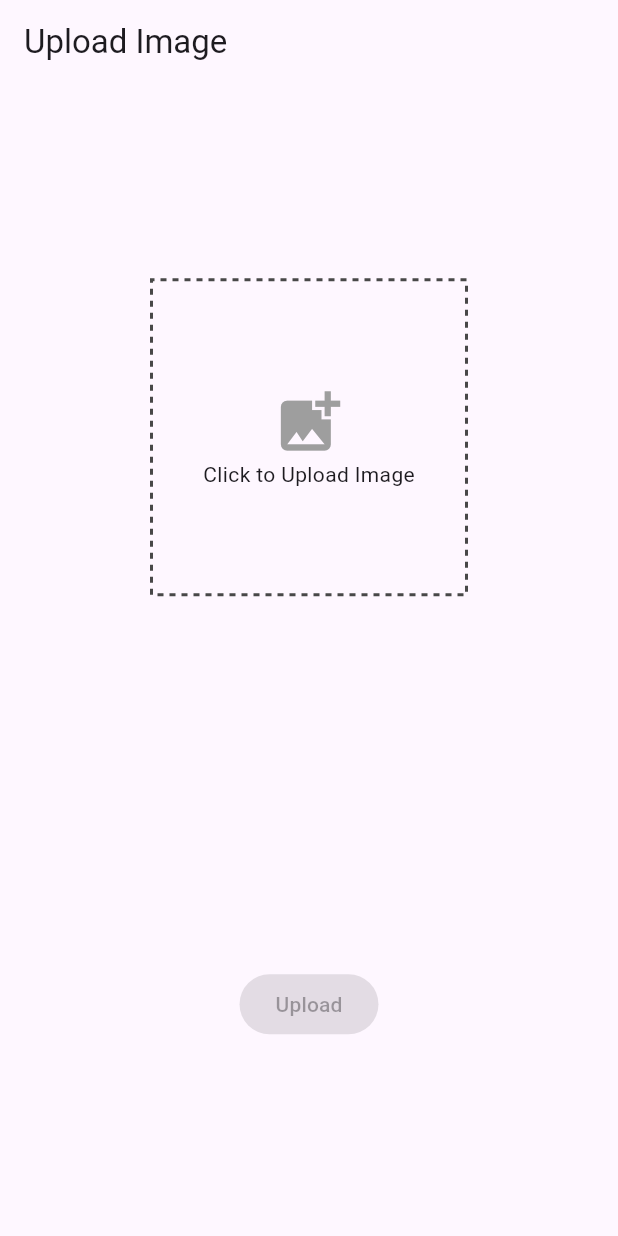
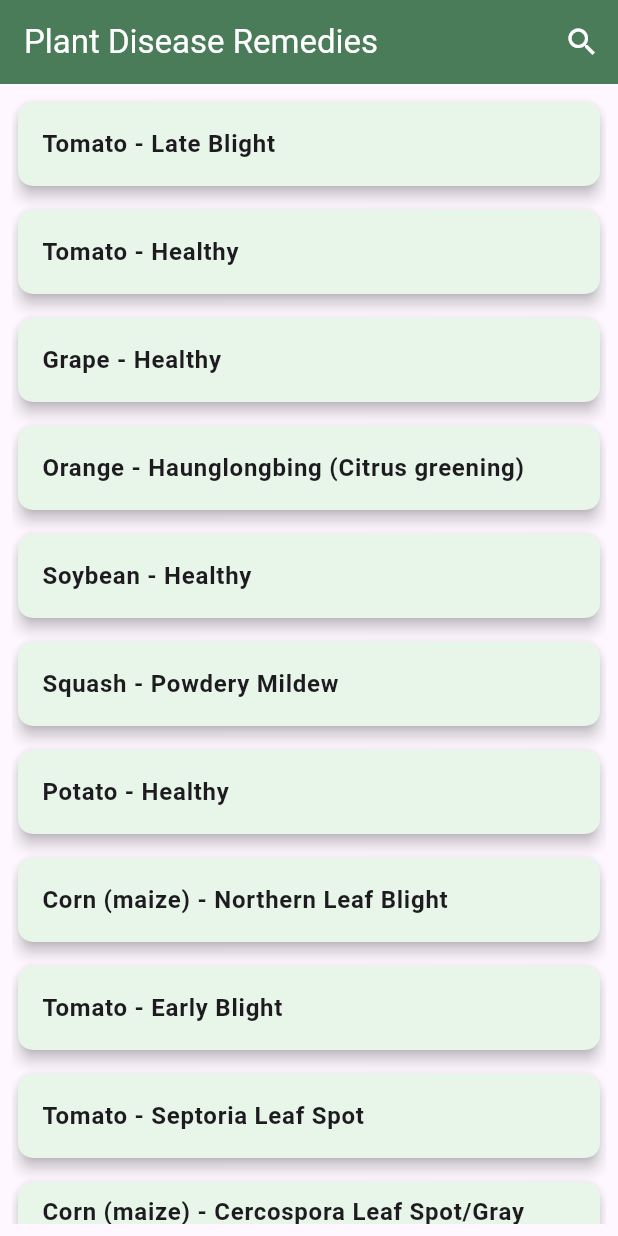
Before and after one commit to akshay-git20/SIH_24, a Flutter app: the screen it shows after launch, on a phone screen of 412 x 824 dp. Run offline on Flutter 3.47's test engine with Material 3 defaults, Android fonts, the phone set to English and light mode, and no system bars; drawn by our look-alikes of dotted_border; our stand-ins replace image_picker.

Commit message:
remedies page added

```diff
--- /dev/null
+++ b/lib/models/disease.dart
@@ -0,0 +1,7 @@
+class Disease {
+  final String name;
+  final String symptoms;
+  final String remedies;
+
+  Disease({required this.name, required this.symptoms, required this.remedies});
+}
--- /dev/null
+++ b/lib/screens/disease_page.dart
@@ -0,0 +1,315 @@
+import 'package:flutter/material.dart';
+import 'package:sih_24/models/disease.dart';
+import 'package:sih_24/screens/disease_detail_page.dart';
+
+class DiseaseListPage extends StatefulWidget {
+  @override
+  _DiseaseListPageState createState() => _DiseaseListPageState();
+}
+
+class _DiseaseListPageState extends State<DiseaseListPage> {
+  List<Disease> diseases = [
+  Disease(
+    name: 'Tomato - Late Blight',
+    symptoms: 'Dark, water-soaked spots on leaves, stems, and fruit...',
+    remedies: 'Use fungicides, remove infected plants...',
+  ),
+  Disease(
+    name: 'Tomato - Healthy',
+    symptoms: 'No visible symptoms...',
+    remedies: 'Regular watering, proper fertilization...',
+  ),
+  Disease(
+    name: 'Grape - Healthy',
+    symptoms: 'No visible symptoms...',
+    remedies: 'Ensure proper sunlight, adequate water supply...',
+  ),
+  Disease(
+    name: 'Orange - Haunglongbing (Citrus greening)',
+    symptoms: 'Yellowing of leaves, misshapen fruit...',
+    remedies: 'Remove infected trees, use insecticides to control vector...',
+  ),
+  Disease(
+    name: 'Soybean - Healthy',
+    symptoms: 'No visible symptoms...',
+    remedies: 'Maintain optimal growing conditions, proper fertilization...',
+  ),
+  Disease(
+    name: 'Squash - Powdery Mildew',
+    symptoms: 'White powdery spots on leaves and stems...',
+    remedies: 'Apply fungicides, improve air circulation...',
+  ),
+  Disease(
+    name: 'Potato - Healthy',
+    symptoms: 'No visible symptoms...',
+    remedies: 'Ensure proper soil conditions and regular watering...',
+  ),
+  Disease(
+    name: 'Corn (maize) - Northern Leaf Blight',
+    symptoms: 'Long, gray-green lesions on leaves...',
+    remedies: 'Use resistant hybrids, apply fungicides...',
+  ),
+  Disease(
+    name: 'Tomato - Early Blight',
+    symptoms: 'Dark spots on older leaves, yellowing around spots...',
+    remedies: 'Remove affected leaves, apply fungicides...',
+  ),
+  Disease(
+    name: 'Tomato - Septoria Leaf Spot',
+    symptoms: 'Small, circular spots on lower leaves...',
+    remedies: 'Remove infected leaves, apply fungicides...',
+  ),
+  Disease(
+    name: 'Corn (maize) - Cercospora Leaf Spot/Gray Leaf Spot',
+    symptoms: 'Gray to tan rectangular lesions on leaves...',
+    remedies: 'Rotate crops, apply fungicides...',
+  ),
+  Disease(
+    name: 'Strawberry - Leaf Scorch',
+    symptoms: 'Irregular reddish spots on leaves...',
+    remedies: 'Remove infected leaves, use resistant varieties...',
+  ),
+  Disease(
+    name: 'Peach - Healthy',
+    symptoms: 'No visible symptoms...',
+    remedies: 'Regular pruning, proper fertilization...',
+  ),
+  Disease(
+    name: 'Apple - Apple Scab',
+    symptoms: 'Olive-green spots on leaves and fruit...',
+    remedies: 'Apply fungicides, remove fallen leaves...',
+  ),
+  Disease(
+    name: 'Tomato - Tomato Yellow Leaf Curl Virus',
+    symptoms: 'Yellowing and curling of leaves, stunted growth...',
+    remedies: 'Control whiteflies, remove infected plants...',
+  ),
+  Disease(
+    name: 'Tomato - Bacterial Spot',
+    symptoms: 'Dark, water-soaked spots on leaves, stems, and fruit...',
+    remedies: 'Use copper-based bactericides, remove infected plants...',
+  ),
+  Disease(
+    name: 'Apple - Black Rot',
+    symptoms: 'Dark lesions on leaves, fruit, and bark...',
+    remedies: 'Prune affected areas, apply fungicides...',
+  ),
+  Disease(
+    name: 'Blueberry - Healthy',
+    symptoms: 'No visible symptoms...',
+    remedies: 'Maintain proper soil pH, adequate watering...',
+  ),
+  Disease(
+    name: 'Cherry (including sour) - Powdery Mildew',
+    symptoms: 'White, powdery growth on leaves and fruit...',
+    remedies: 'Apply fungicides, improve air circulation...',
+  ),
+  Disease(
+    name: 'Peach - Bacterial Spot',
+    symptoms: 'Small, water-soaked spots on leaves and fruit...',
+    remedies: 'Apply copper-based bactericides, remove infected leaves...',
+  ),
+  Disease(
+    name: 'Apple - Cedar Apple Rust',
+    symptoms: 'Orange-yellow spots on leaves, fruit distortion...',
+    remedies: 'Apply fungicides, remove nearby cedar trees...',
+  ),
+  Disease(
+    name: 'Tomato - Target Spot',
+    symptoms: 'Brown, concentric rings on leaves and fruit...',
+    remedies: 'Remove infected plants, apply fungicides...',
+  ),
+  Disease(
+    name: 'Pepper, bell - Healthy',
+    symptoms: 'No visible symptoms...',
+    remedies: 'Maintain proper growing conditions, avoid overwatering...',
+  ),
+  Disease(
+    name: 'Grape - Leaf Blight (Isariopsis Leaf Spot)',
+    symptoms: 'Dark, irregular spots on leaves...',
+    remedies: 'Apply fungicides, improve air circulation...',
+  ),
+  Disease(
+    name: 'Potato - Late Blight',
+    symptoms: 'Dark, water-soaked lesions on leaves and tubers...',
+    remedies: 'Use resistant varieties, apply fungicides...',
+  ),
+  Disease(
+    name: 'Tomato - Tomato Mosaic Virus',
+    symptoms: 'Mosaic pattern of light and dark green on leaves...',
+    remedies: 'Remove infected plants, control aphids...',
+  ),
+  Disease(
+    name: 'Strawberry - Healthy',
+    symptoms: 'No visible symptoms...',
+    remedies: 'Proper soil preparation, adequate watering...',
+  ),
+  Disease(
+    name: 'Apple - Healthy',
+    symptoms: 'No visible symptoms...',
+    remedies: 'Regular pruning, proper fertilization...',
+  ),
+  Disease(
+    name: 'Grape - Black Rot',
+    symptoms: 'Brownish spots on leaves, black fruit rot...',
+    remedies: 'Prune affected areas, apply fungicides...',
+  ),
+  Disease(
+    name: 'Potato - Early Blight',
+    symptoms: 'Dark, concentric spots on older leaves...',
+    remedies: 'Use resistant varieties, apply fungicides...',
+  ),
+  Disease(
+    name: 'Cherry (including sour) - Healthy',
+    symptoms: 'No visible symptoms...',
+    remedies: 'Proper pruning, avoid overwatering...',
+  ),
+  Disease(
+    name: 'Corn (maize) - Common Rust',
+    symptoms: 'Small, reddish-brown pustules on leaves...',
+    remedies: 'Use resistant hybrids, apply fungicides...',
+  ),
+  Disease(
+    name: 'Grape - Esca (Black Measles)',
+    symptoms: 'Leaf discoloration, dark streaks in wood...',
+    remedies: 'Prune affected areas, improve soil drainage...',
+  ),
+  Disease(
+    name: 'Raspberry - Healthy',
+    symptoms: 'No visible symptoms...',
+    remedies: 'Regular pruning, proper fertilization...',
+  ),
+  Disease(
+    name: 'Tomato - Leaf Mold',
+    symptoms: 'Yellow spots on upper leaf surface, mold on underside...',
+    remedies: 'Improve air circulation, apply fungicides...',
+  ),
+  Disease(
+    name: 'Tomato - Spider Mites (Two-spotted spider mite)',
+    symptoms: 'Tiny yellow spots, webbing on leaves...',
+    remedies: 'Use miticides, increase humidity...',
+  ),
+  Disease(
+    name: 'Pepper, bell - Bacterial Spot',
+    symptoms: 'Dark, water-soaked spots on leaves and fruit...',
+    remedies: 'Use copper-based bactericides, rotate crops...',
+  ),
+  Disease(
+    name: 'Corn (maize) - Healthy',
+    symptoms: 'No visible symptoms...',
+    remedies: 'Ensure proper soil conditions, adequate watering...',
+  ),
+];
+
+  @override
+  Widget build(BuildContext context) {
+    return Scaffold(
+      appBar: AppBar(
+        backgroundColor: Color(0xFF4a7c59), // Set the app bar background color
+        title: Text('Plant Disease Remedies',style: TextStyle(color: Colors.white),),
+        actions: [
+          IconButton(
+            icon: Icon(Icons.search,color:  Colors.white,),
+            onPressed: () {
+              showSearch(context: context, delegate: DiseaseSearchDelegate(diseases));
+            },
+          ),
+        ],
+      ),
+      body: Padding(
+        padding: const EdgeInsets.all(8.0), // Add padding around the ListView
+        child: ListView.builder(
+          itemCount: diseases.length,
+          itemBuilder: (context, index) {
+            return Padding(
+              padding: const EdgeInsets.only(bottom: 8.0), // Space between cards
+              child: Card(
+                color: Colors.green[50], // Set the card color
+                elevation: 4.0, // Add shadow to the card
+                shape: RoundedRectangleBorder(
+                  borderRadius: BorderRadius.circular(10.0), // Rounded corners
+                ),
+                child: ListTile(
+                  title: Text(
+                    diseases[index].name,
+                    style: TextStyle(fontWeight: FontWeight.bold),
+                  ),
+                  onTap: () {
+                    Navigator.push(
+                      context,
+                      MaterialPageRoute(
+                        builder: (context) => DiseaseDetailPage(disease: diseases[index]),
+                      ),
+                    );
+                  },
+                ),
+              ),
+            );
+          },
+        ),
+      ),
+    );
+  }
+}
+
+class DiseaseSearchDelegate extends SearchDelegate {
+  final List<Disease> diseases;
+
+  DiseaseSearchDelegate(this.diseases);
+
+  @override
+  List<Widget> buildActions(BuildContext context) {
+    return [
+      IconButton(
+        icon: Icon(Icons.clear),
+        onPressed: () {
+          query = '';
+        },
+      ),
+    ];
+  }
+
+  @override
+  Widget buildLeading(BuildContext context) {
+    return IconButton(
+      icon: Icon(Icons.arrow_back),
+      onPressed: () {
+        close(context, null);
+      },
+    );
+  }
+
+  @override
+  Widget buildResults(BuildContext context) {
+    final results = diseases.where((disease) => disease.name.toLowerCase().contains(query.toLowerCase()));
+
+    return ListView(
+      children: results.map<ListTile>((disease) => ListTile(
+        title: Text(disease.name),
+        onTap: () {
+          Navigator.push(
+            context,
+            MaterialPageRoute(
+              builder: (context) => DiseaseDetailPage(disease: disease),
+            ),
+          );
+        },
+      )).toList(),
+    );
+  }
+
+  @override
+  Widget buildSuggestions(BuildContext context) {
+    final suggestions = diseases.where((disease) => disease.name.toLowerCase().startsWith(query.toLowerCase()));
+
+    return ListView(
+      children: suggestions.map<ListTile>((disease) => ListTile(
+        title: Text(disease.name),
+        onTap: () {
+          query = disease.name;
+          showResults(context);
+        },
+      )).toList(),
+    );
+  }
+}
```
Also changed, not shown: lib/main.dart (+4 -90 lines), lib/screens/disease_detail_page.dart (added, +99 -0 lines), pubspec.lock, 1 other file.
